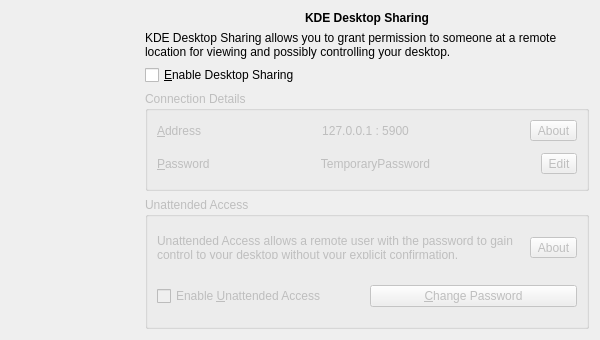
The window that krfb/ui/mainwidget.ui (KDE/krfb) describes before a commit, drawn with Qt 5.
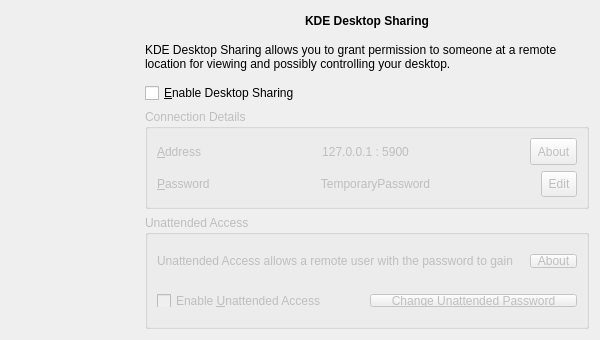
The same window after the commit. Icons and pictures are not drawn. Custom widgets are drawn as their Qt base class.

Commit message: Making main-widget flexible in size

```diff
--- a/krfb/ui/mainwidget.ui
+++ b/krfb/ui/mainwidget.ui
@@ -11,7 +11,7 @@
    </rect>
   </property>
   <property name="sizePolicy">
-   <sizepolicy hsizetype="Expanding" vsizetype="Fixed">
+   <sizepolicy hsizetype="Expanding" vsizetype="Expanding">
     <horstretch>0</horstretch>
     <verstretch>0</verstretch>
    </sizepolicy>
@@ -24,8 +24,8 @@
   </property>
   <property name="maximumSize">
    <size>
-    <width>720</width>
-    <height>340</height>
+    <width>16777215</width>
+    <height>16777215</height>
    </size>
   </property>
   <property name="windowTitle">
@@ -53,18 +53,27 @@
    </item>
    <item>
     <layout class="QVBoxLayout" name="rightLayout">
+     <property name="sizeConstraint">
+      <enum>QLayout::SetMaximumSize</enum>
+     </property>
      <item>
       <widget class="QLabel" name="titleLabel">
        <property name="sizePolicy">
-        <sizepolicy hsizetype="Expanding" vsizetype="Minimum">
+        <sizepolicy hsizetype="Expanding" vsizetype="MinimumExpanding">
          <horstretch>0</horstretch>
          <verstretch>0</verstretch>
         </sizepolicy>
        </property>
+       <property name="minimumSize">
+        <size>
+         <width>400</width>
+         <height>20</height>
+        </size>
+       </property>
        <property name="maximumSize">
         <size>
          <width>16777215</width>
-         <height>20</height>
+         <height>40</height>
         </size>
        </property>
        <property name="font">
@@ -87,15 +96,21 @@
      <item>
       <widget class="QLabel" name="aboutLabel">
        <property name="sizePolicy">
-        <sizepolicy hsizetype="Expanding" vsizetype="Minimum">
+        <sizepolicy hsizetype="Expanding" vsizetype="MinimumExpanding">
          <horstretch>0</horstretch>
          <verstretch>0</verstretch>
         </sizepolicy>
        </property>
+       <property name="minimumSize">
+        <size>
+         <width>400</width>
+         <height>40</height>
+        </size>
+       </property>
        <property name="maximumSize">
         <size>
          <width>16777215</width>
-         <height>40</height>
+         <height>80</height>
         </size>
        </property>
        <property name="whatsThis">
@@ -111,6 +126,24 @@
      </item>
      <item>
       <widget class="QCheckBox" name="enableSharingCheckBox">
+       <property name="sizePolicy">
+        <sizepolicy hsizetype="Minimum" vsizetype="MinimumExpanding">
+         <horstretch>0</horstretch>
+         <verstretch>0</verstretch>
+        </sizepolicy>
+       </property>
+       <property name="minimumSize">
+        <size>
+         <width>400</width>
+         <height>20</height>
+        </size>
+       </property>
+       <property name="maximumSize">
+        <size>
+         <width>16777215</width>
+         <height>40</height>
+        </size>
+       </property>
        <property name="whatsThis">
         <string>Starts/Stops Remote Desktop Sharing</string>
        </property>
@@ -124,6 +157,12 @@
        <property name="enabled">
         <bool>false</bool>
        </property>
+       <property name="sizePolicy">
+        <sizepolicy hsizetype="MinimumExpanding" vsizetype="MinimumExpanding">
+         <horstretch>0</horstretch>
+         <verstretch>0</verstretch>
+        </sizepolicy>
+       </property>
        <property name="minimumSize">
         <size>
          <width>0</width>
@@ -136,11 +175,23 @@
        <layout class="QVBoxLayout" name="verticalLayout">
         <item>
          <layout class="QFormLayout" name="addressFormLayout">
+          <property name="sizeConstraint">
+           <enum>QLayout::SetMaximumSize</enum>
+          </property>
           <property name="fieldGrowthPolicy">
            <enum>QFormLayout::ExpandingFieldsGrow</enum>
           </property>
+          <property name="formAlignment">
+           <set>Qt::AlignLeading|Qt::AlignLeft|Qt::AlignVCenter</set>
+          </property>
           <item row="0" column="0">
            <widget class="QLabel" name="addressLabel">
+            <property name="sizePolicy">
+             <sizepolicy hsizetype="Expanding" vsizetype="MinimumExpanding">
+              <horstretch>0</horstretch>
+              <verstretch>0</verstretch>
+             </sizepolicy>
+            </property>
             <property name="text">
              <string>&amp;Address</string>
             </property>
@@ -151,8 +202,17 @@
           </item>
           <item row="0" column="1">
            <layout class="QGridLayout" name="addressGridLayout">
+            <property name="sizeConstraint">
+             <enum>QLayout::SetMaximumSize</enum>
+            </property>
             <item row="0" column="1">
              <widget class="QToolButton" name="addressAboutButton">
+              <property name="sizePolicy">
+               <sizepolicy hsizetype="Preferred" vsizetype="Preferred">
+                <horstretch>0</horstretch>
+                <verstretch>0</verstretch>
+               </sizepolicy>
+              </property>
               <property name="whatsThis">
                <string>More about this address</string>
               </property>
@@ -169,7 +229,7 @@
             <item row="0" column="0">
              <widget class="QLabel" name="addressDisplayLabel">
               <property name="sizePolicy">
-               <sizepolicy hsizetype="Expanding" vsizetype="Preferred">
+               <sizepolicy hsizetype="Expanding" vsizetype="MinimumExpanding">
                 <horstretch>0</horstretch>
                 <verstretch>0</verstretch>
                </sizepolicy>
@@ -191,11 +251,23 @@
         </item>
         <item>
          <layout class="QFormLayout" name="passwordFormLayout">
+          <property name="sizeConstraint">
+           <enum>QLayout::SetMaximumSize</enum>
+          </property>
           <property name="fieldGrowthPolicy">
            <enum>QFormLayout::ExpandingFieldsGrow</enum>
           </property>
+          <property name="formAlignment">
+           <set>Qt::AlignLeading|Qt::AlignLeft|Qt::AlignVCenter</set>
+          </property>
           <item row="0" column="0">
            <widget class="QLabel" name="passwordLabel">
+            <property name="sizePolicy">
+             <sizepolicy hsizetype="Expanding" vsizetype="MinimumExpanding">
+              <horstretch>0</horstretch>
+              <verstretch>0</verstretch>
+             </sizepolicy>
+            </property>
             <property name="text">
              <string>&amp;Password</string>
             </property>
@@ -206,8 +278,17 @@
           </item>
           <item row="0" column="1">
            <layout class="QGridLayout" name="passwordGridLayout">
+            <property name="sizeConstraint">
+             <enum>QLayout::SetMaximumSize</enum>
+            </property>
             <item row="0" column="1">
              <widget class="QToolButton" name="passwordEditButton">
+              <property name="sizePolicy">
+               <sizepolicy hsizetype="Preferred" vsizetype="Preferred">
+                <horstretch>0</horstretch>
+                <verstretch>0</verstretch>
+               </sizepolicy>
+              </property>
               <property name="whatsThis">
                <string>Edit/Save Desktop Sharing Password</string>
               </property>
@@ -224,7 +305,7 @@
             <item row="0" column="0">
              <widget class="QLabel" name="passwordDisplayLabel">
               <property name="sizePolicy">
-               <sizepolicy hsizetype="Expanding" vsizetype="Preferred">
+               <sizepolicy hsizetype="Expanding" vsizetype="MinimumExpanding">
                 <horstretch>0</horstretch>
                 <verstretch>0</verstretch>
                </sizepolicy>
@@ -252,6 +333,12 @@
        <property name="enabled">
         <bool>false</bool>
        </property>
+       <property name="sizePolicy">
+        <sizepolicy hsizetype="MinimumExpanding" vsizetype="MinimumExpanding">
+         <horstretch>0</horstretch>
+         <verstretch>0</verstretch>
+        </sizepolicy>
+       </property>
        <property name="whatsThis">
         <string>Unattended Access allows a remote user with the password to gain control to your desktop without your explicit confirmation.</string>
        </property>
@@ -275,6 +362,18 @@
           </property>
           <item>
            <widget class="QLabel" name="unattendedAboutLabel">
+            <property name="sizePolicy">
+             <sizepolicy hsizetype="Expanding" vsizetype="MinimumExpanding">
+              <horstretch>0</horstretch>
+              <verstretch>0</verstretch>
+             </sizepolicy>
+            </property>
+            <property name="maximumSize">
+             <size>
+              <width>16777215</width>
+              <height>80</height>
+             </size>
+            </property>
             <property name="whatsThis">
              <string>Unattended Access allows a remote user with the password to gain control to your desktop without your explicit confirmation. Click &quot;About&quot; button on right to know more.</string>
             </property>
@@ -288,6 +387,12 @@
           </item>
           <item>
            <widget class="QToolButton" name="unattendedAboutButton">
+            <property name="sizePolicy">
+             <sizepolicy hsizetype="Preferred" vsizetype="Preferred">
+              <horstretch>0</horstretch>
+              <verstretch>0</verstretch>
+             </sizepolicy>
+            </property>
             <property name="whatsThis">
              <string>Know more about Unattended Access</string>
             </property>
@@ -319,6 +424,18 @@
           </property>
           <item>
            <widget class="QCheckBox" name="enableUnattendedCheckBox">
+            <property name="sizePolicy">
+             <sizepolicy hsizetype="MinimumExpanding" vsizetype="MinimumExpanding">
+              <horstretch>0</horstretch>
+              <verstretch>0</verstretch>
+             </sizepolicy>
+            </property>
+            <property name="maximumSize">
+             <size>
+              <width>16777215</width>
+              <height>80</height>
+             </size>
+            </property>
             <property name="whatsThis">
              <string>Starts/Stops unattended access to your desktop. Click on button on right to change password, and &quot;About&quot; button to know more.</string>
             </property>
@@ -329,11 +446,29 @@
           </item>
           <item>
            <widget class="KPushButton" name="unattendedPasswordButton">
+            <property name="sizePolicy">
+             <sizepolicy hsizetype="MinimumExpanding" vsizetype="MinimumExpanding">
+              <horstretch>0</horstretch>
+              <verstretch>0</verstretch>
+             </sizepolicy>
+            </property>
+            <property name="minimumSize">
+             <size>
+              <width>0</width>
+              <height>0</height>
+             </size>
+            </property>
+            <property name="maximumSize">
+             <size>
+              <width>320</width>
+              <height>80</height>
+             </size>
+            </property>
             <property name="whatsThis">
              <string>Change password for Unattended Access</string>
             </property>
             <property name="text">
-             <string>&amp;Change Password</string>
+             <string>&amp;Change Unattended Password</string>
             </property>
            </widget>
           </item>
```
Left out of the diff: 3 changed lines with no effect on the pictures. The commit also changes 1 other file.
